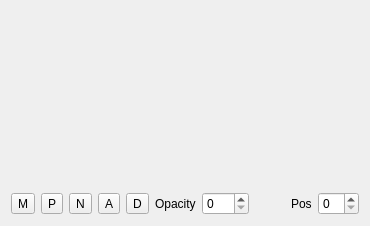
KDE/kdenlive, file src/widgets/geometryval_ui.ui: the form before one commit.
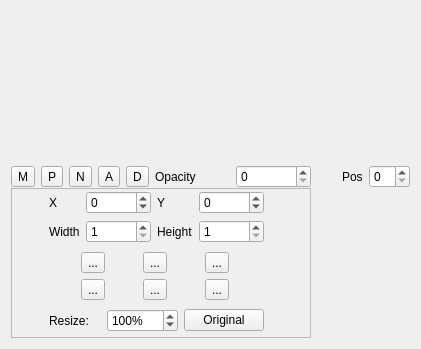
The form after the commit. Custom widgets are drawn as their Qt base class.

Commit message: Improve accessibility of geometryval (see: http://kdenlive.org/forum/effects-transitions-accessibility)

The edit to the form file:
```diff
--- a/src/widgets/geometryval_ui.ui
+++ b/src/widgets/geometryval_ui.ui
@@ -1,22 +1,35 @@
 <ui version="4.0" >
  <class>Geometryval</class>
- <widget class="QWidget" name="Geometryval" >
-  <property name="geometry" >
+ <widget class="QWidget" name="Geometryval">
+  <property name="geometry">
    <rect>
     <x>0</x>
     <y>0</y>
-    <width>370</width>
-    <height>226</height>
+    <width>421</width>
+    <height>349</height>
    </rect>
   </property>
   <layout class="QGridLayout" name="gridLayout" >
    <property name="verticalSpacing" >
     <number>0</number>
    </property>
-   <item row="0" column="0" colspan="10" >
-    <widget class="QWidget" native="1" name="widget" >
-     <property name="sizePolicy" >
-      <sizepolicy vsizetype="MinimumExpanding" hsizetype="MinimumExpanding" >
+   <item row="2" column="7">
+    <spacer name="horizontalSpacer">
+     <property name="orientation">
+      <enum>Qt::Horizontal</enum>
+     </property>
+     <property name="sizeHint" stdset="0">
+      <size>
+       <width>40</width>
+       <height>20</height>
+      </size>
+     </property>
+    </spacer>
+   </item>
+   <item row="0" column="0" colspan="10">
+    <widget class="QWidget" name="widget" native="true">
+     <property name="sizePolicy">
+      <sizepolicy hsizetype="MinimumExpanding" vsizetype="MinimumExpanding">
        <horstretch>0</horstretch>
        <verstretch>0</verstretch>
       </sizepolicy>
@@ -106,26 +119,202 @@
    <item row="2" column="9" >
     <widget class="QSpinBox" name="spinPos" />
    </item>
-   <item row="2" column="7" >
-    <spacer name="horizontalSpacer" >
-     <property name="orientation" >
-      <enum>Qt::Horizontal</enum>
-     </property>
-     <property name="sizeHint" stdset="0" >
-      <size>
-       <width>40</width>
-       <height>20</height>
-      </size>
-     </property>
-    </spacer>
-   </item>
-   <item row="2" column="5" >
-    <widget class="QLabel" name="label_opacity" >
-     <property name="text" >
+   <item row="2" column="5">
+    <widget class="QLabel" name="label_opacity">
+     <property name="text">
       <string>Opacity</string>
      </property>
     </widget>
    </item>
+   <item row="3" column="0" colspan="7">
+    <widget class="QFrame" name="frameOptions">
+     <property name="sizePolicy">
+      <sizepolicy hsizetype="Preferred" vsizetype="MinimumExpanding">
+       <horstretch>0</horstretch>
+       <verstretch>0</verstretch>
+      </sizepolicy>
+     </property>
+     <property name="minimumSize">
+      <size>
+       <width>300</width>
+       <height>150</height>
+      </size>
+     </property>
+     <property name="frameShape">
+      <enum>QFrame::StyledPanel</enum>
+     </property>
+     <property name="frameShadow">
+      <enum>QFrame::Raised</enum>
+     </property>
+     <widget class="QWidget" name="layoutWidget">
+      <property name="geometry">
+       <rect>
+        <x>10</x>
+        <y>0</y>
+        <width>271</width>
+        <height>147</height>
+       </rect>
+      </property>
+      <layout class="QGridLayout" name="gridOptions">
+       <item row="1" column="0">
+        <layout class="QGridLayout" name="gridAlign">
+         <item row="1" column="0">
+          <widget class="QToolButton" name="buttontop">
+           <property name="text">
+            <string>...</string>
+           </property>
+          </widget>
+         </item>
+         <item row="0" column="0">
+          <widget class="QToolButton" name="buttonleft">
+           <property name="text">
+            <string>...</string>
+           </property>
+          </widget>
+         </item>
+         <item row="0" column="1">
+          <widget class="QToolButton" name="buttonhcenter">
+           <property name="text">
+            <string>...</string>
+           </property>
+          </widget>
+         </item>
+         <item row="0" column="2">
+          <widget class="QToolButton" name="buttonright">
+           <property name="text">
+            <string>...</string>
+           </property>
+          </widget>
+         </item>
+         <item row="1" column="1">
+          <widget class="QToolButton" name="buttonvcenter">
+           <property name="text">
+            <string>...</string>
+           </property>
+          </widget>
+         </item>
+         <item row="1" column="2">
+          <widget class="QToolButton" name="buttonbottom">
+           <property name="text">
+            <string>...</string>
+           </property>
+          </widget>
+         </item>
+        </layout>
+       </item>
+       <item row="0" column="0">
+        <layout class="QGridLayout" name="gridLayout_2">
+         <item row="1" column="0">
+          <widget class="QLabel" name="label_3">
+           <property name="text">
+            <string>X</string>
+           </property>
+          </widget>
+         </item>
+         <item row="2" column="0">
+          <widget class="QLabel" name="label_4">
+           <property name="text">
+            <string>Width</string>
+           </property>
+          </widget>
+         </item>
+         <item row="1" column="1">
+          <widget class="KIntSpinBox" name="spinX">
+           <property name="minimum">
+            <number>-10000</number>
+           </property>
+           <property name="maximum">
+            <number>10000</number>
+           </property>
+           <property name="value">
+            <number>0</number>
+           </property>
+          </widget>
+         </item>
+         <item row="2" column="1">
+          <widget class="KIntSpinBox" name="spinWidth">
+           <property name="minimum">
+            <number>1</number>
+           </property>
+           <property name="maximum">
+            <number>10000</number>
+           </property>
+          </widget>
+         </item>
+         <item row="1" column="2">
+          <widget class="QLabel" name="label_5">
+           <property name="text">
+            <string>Y</string>
+           </property>
+          </widget>
+         </item>
+         <item row="2" column="2">
+          <widget class="QLabel" name="label_6">
+           <property name="text">
+            <string>Height</string>
+           </property>
+          </widget>
+         </item>
+         <item row="1" column="3">
+          <widget class="KIntSpinBox" name="spinY">
+           <property name="minimum">
+            <number>-10000</number>
+           </property>
+           <property name="maximum">
+            <number>10000</number>
+           </property>
+          </widget>
+         </item>
+         <item row="2" column="3">
+          <widget class="KIntSpinBox" name="spinHeight">
+           <property name="minimum">
+            <number>1</number>
+           </property>
+           <property name="maximum">
+            <number>10000</number>
+           </property>
+          </widget>
+         </item>
+        </layout>
+       </item>
+       <item row="2" column="0">
+        <layout class="QGridLayout" name="gridLayout_3">
+         <item row="0" column="0">
+          <widget class="QLabel" name="label">
+           <property name="text">
+            <string>Resize:</string>
+           </property>
+          </widget>
+         </item>
+         <item row="0" column="1">
+          <widget class="KIntSpinBox" name="spinResize">
+           <property name="suffix">
+            <string>%</string>
+           </property>
+           <property name="minimum">
+            <number>1</number>
+           </property>
+           <property name="maximum">
+            <number>10000</number>
+           </property>
+           <property name="value">
+            <number>100</number>
+           </property>
+          </widget>
+         </item>
+         <item row="0" column="2">
+          <widget class="QPushButton" name="buttonResize">
+           <property name="text">
+            <string>Original</string>
+           </property>
+          </widget>
+         </item>
+        </layout>
+       </item>
+      </layout>
+     </widget>
+    </widget>
+   </item>
   </layout>
   <zorder>widget</zorder>
   <zorder>keyframeWidget</zorder>
@@ -139,6 +328,13 @@
   <zorder>spinPos</zorder>
   <zorder>label_opacity</zorder>
  </widget>
+ <customwidgets>
+  <customwidget>
+   <class>KIntSpinBox</class>
+   <extends>QSpinBox</extends>
+   <header>knuminput.h</header>
+  </customwidget>
+ </customwidgets>
  <resources/>
  <connections/>
 </ui>
```
Left out of the diff: 82 changed lines with no effect on the pictures. The commit also changes 2 other files.
